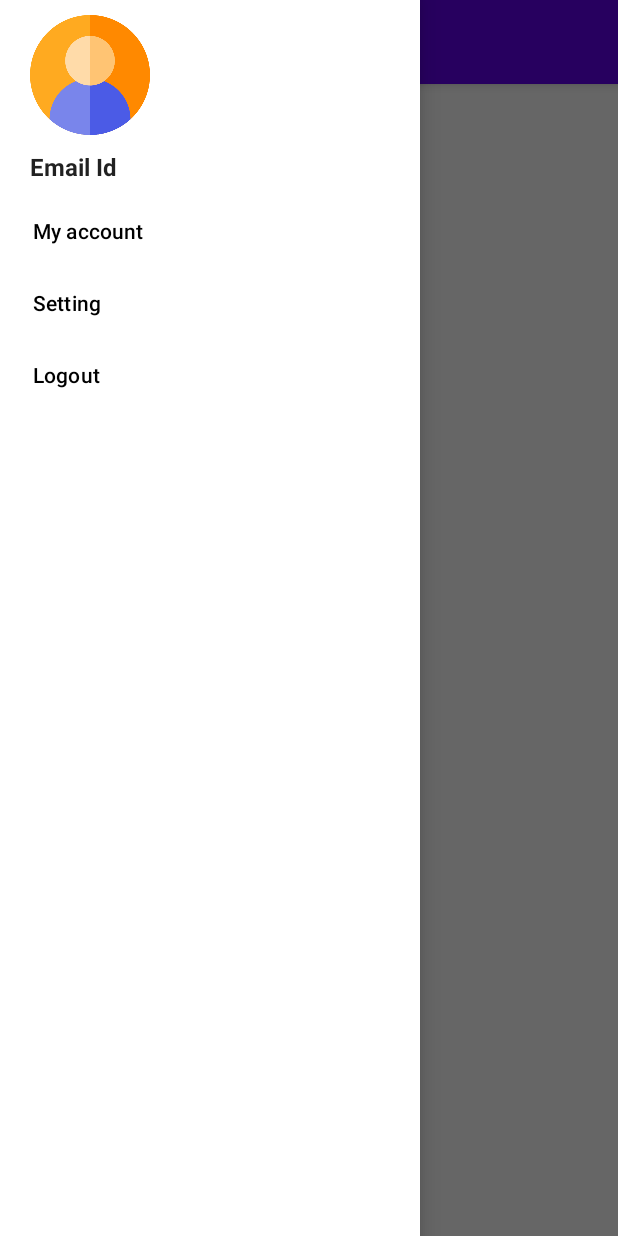
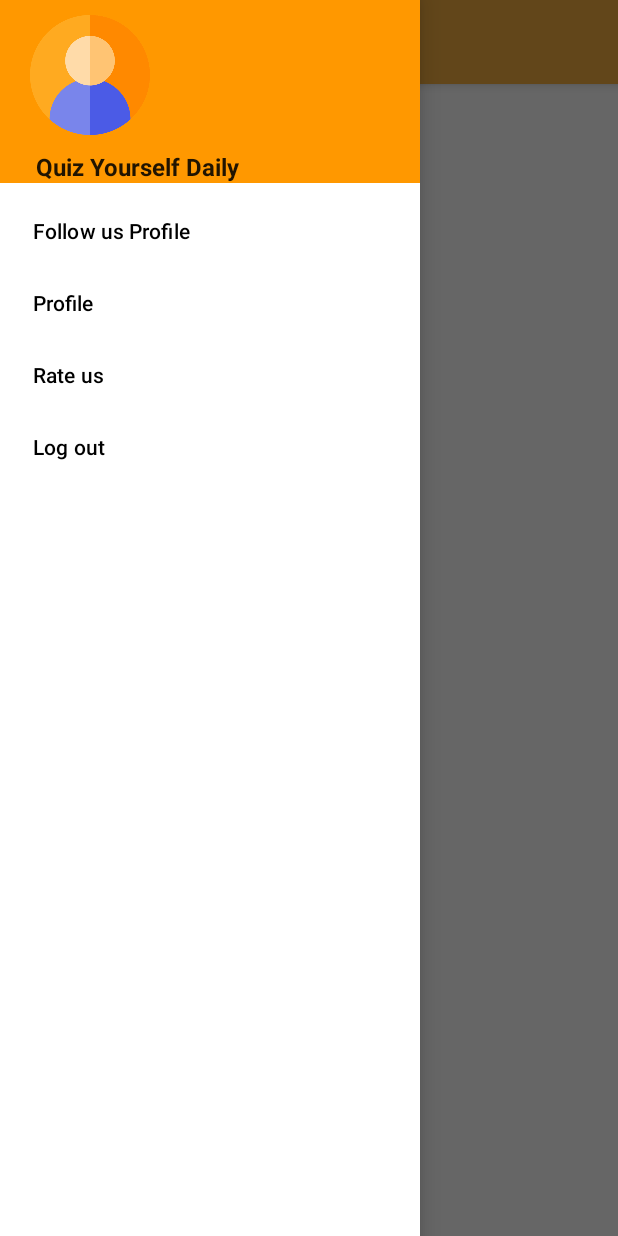
Before and after one commit to KumawatAshokk/appp, an Android app: the screen it shows after launch once a user with an empty profile is signed in (homeScreen), with the side drawer open, on a phone screen of 412 x 824 dp. Run offline under Robolectric (Android 15) with nearby library versions, the phone set to English and light mode, and no system bars; our stand-ins replace Firebase (no records; nobody signed in at launch, a user with empty details on screens opened directly).

Commit message:
commit init

```diff
--- a/app/build.gradle
+++ b/app/build.gradle
@@ -60,6 +60,7 @@ dependencies {
     // Declare the dependency for the Firebase Authentication library
     // When using the BoM, you don't specify versions in Firebase library dependencies
     implementation 'com.google.firebase:firebase-auth-ktx'
-    implementation 'com.google.android.material:material:1.4.0'
+    implementation 'com.google.android.material:material:1.2.0'
     implementation 'androidx.multidex:multidex:2.0.1'
+    implementation 'com.google.code.gson:gson:2.8.9'
 }
--- a/app/src/main/AndroidManifest.xml
+++ b/app/src/main/AndroidManifest.xml
@@ -12,12 +12,15 @@
         android:supportsRtl="true"
         android:theme="@style/Theme.Quiz">
         <activity
+            android:name=".profile"
+            android:exported="false" />
+        <activity
             android:name=".activites.resultActivity"
             android:exported="false" />
         <activity
             android:name=".activites.question_option"
             android:exported="false"
-            android:theme="@style/Theme.Quiz1"></activity>
+            android:theme="@style/Theme.Quiz1" />
         <activity
             android:name=".activites.homeScreen"
             android:exported="false" />
--- a/app/src/main/java/com/example/quiz/activites/HomeScreen.kt
+++ b/app/src/main/java/com/example/quiz/activites/HomeScreen.kt
@@ -1,5 +1,6 @@
 package com.example.quiz.activites
 
+import android.content.Intent
 import androidx.appcompat.app.AppCompatActivity
 import android.os.Bundle
 import android.util.Log
@@ -13,9 +14,13 @@ import androidx.recyclerview.widget.RecyclerView
 import com.example.quiz.R
 import com.example.quiz.activites.adapter.quizAdapter
 import com.example.quiz.activites.model.quiz
+import com.example.quiz.profile
 import com.google.android.material.appbar.MaterialToolbar
+import com.google.android.material.navigation.NavigationView
+import com.google.firebase.auth.FirebaseAuth
 import com.google.firebase.firestore.CollectionReference
 import com.google.firebase.firestore.FirebaseFirestore
+import java.lang.StringBuilder
 
 
 class homeScreen : AppCompatActivity() {
@@ -23,6 +28,7 @@ class homeScreen : AppCompatActivity() {
     lateinit var drawerLayout:DrawerLayout
     lateinit var adpter:quizAdapter
     lateinit var recylerview:RecyclerView
+    lateinit var navigationView: NavigationView
     private var quizList= mutableListOf<quiz>()
     lateinit var  firestore: FirebaseFirestore
     override fun onCreate(savedInstanceState: Bundle?) {
@@ -31,6 +37,7 @@ class homeScreen : AppCompatActivity() {
         var appbar:MaterialToolbar =findViewById(R.id.AppBar)
         recylerview=findViewById(R.id.home_recylerView)
         drawerLayout =findViewById(R.id.drawer)
+        navigationView=findViewById(R.id.navbarview)
 
         setUpdrawer(appbar)
 
@@ -67,12 +74,22 @@ class homeScreen : AppCompatActivity() {
 
 
      fun setUpdrawer(appbar:MaterialToolbar) {
+         var user = FirebaseAuth.getInstance().currentUser
+
+        var email: String? = user?.email
+
         setSupportActionBar(appbar)
          actionBarDrawerToggle=ActionBarDrawerToggle(this,drawerLayout,appbar,
              R.string.app_name,
              R.string.app_name
          )
          actionBarDrawerToggle.syncState()
+         navigationView.setNavigationItemSelectedListener {
+             val intent=Intent(this,profile::class.java)
+             startActivity(intent)
+             drawerLayout.closeDrawers()
+             true
+         }
 
 
     }
--- a/app/src/main/java/com/example/quiz/activites/adapter/optionAdapter.kt
+++ b/app/src/main/java/com/example/quiz/activites/adapter/optionAdapter.kt
@@ -36,6 +36,7 @@ class optionAdapter(val context:Context, val question: Question):
 
             holder.itemView.setBackgroundResource(R.drawable.option_select_border)
 
+
         }
         else{
 
--- a/app/src/main/res/layout/activity_home_screen.xml
+++ b/app/src/main/res/layout/activity_home_screen.xml
@@ -9,9 +9,10 @@
 
 
 
-    <androidx.constraintlayout.widget.ConstraintLayout
+    <LinearLayout
         android:layout_width="match_parent"
-        android:layout_height="match_parent">
+        android:layout_height="match_parent"
+        android:orientation="vertical">
 
 
         <com.google.android.material.appbar.AppBarLayout
@@ -38,10 +39,12 @@
             android:layout_height="788dp"
             app:layout_constraintEnd_toEndOf="parent"
             app:layout_constraintStart_toStartOf="parent"
-            app:layout_constraintTop_toBottomOf="@+id/appBarlayout" />
+            app:layout_constraintTop_toBottomOf="@+id/appBarlayout"
+            android:padding="20dp"
+            />
 
 
-    </androidx.constraintlayout.widget.ConstraintLayout>
+    </LinearLayout>
 
 
     <com.google.android.material.navigation.NavigationView
--- a/app/src/main/res/layout/activity_main.xml
+++ b/app/src/main/res/layout/activity_main.xml
@@ -5,6 +5,7 @@
     android:layout_width="match_parent"
     android:layout_height="match_parent"
     tools:context=".activites.MainActivity"
+
 
     >
 
--- a/app/src/main/res/layout/activity_question_option.xml
+++ b/app/src/main/res/layout/activity_question_option.xml
@@ -12,7 +12,7 @@
         android:id="@+id/description"
         android:layout_width="0dp"
         android:layout_height="wrap_content"
-        android:text="TextView"
+        android:text=""
         android:textColor="#03A9F4"
         android:textSize="20sp"
         app:layout_constraintBottom_toTopOf="@+id/recyclerViewOption"
--- a/app/src/main/res/layout/drawable_header.xml
+++ b/app/src/main/res/layout/drawable_header.xml
@@ -7,7 +7,13 @@
     android:orientation="vertical"
 
     >
+    <LinearLayout
+        android:layout_width="match_parent"
+        android:layout_height="wrap_content"
+        android:orientation="vertical"
+        android:background="#FF9800"
 
+        >
         <ImageView
             android:id="@+id/imageView3"
             android:layout_width="80dp"
@@ -21,10 +27,15 @@
             style="@style/TextAppearance.AppCompat.Subhead"
             android:layout_width="match_parent"
             android:layout_height="wrap_content"
-        android:text="Email Id"
+            android:text=" Quiz Yourself Daily "
             android:layout_marginTop="10dp"
             android:layout_marginLeft="20dp"
             android:textStyle="bold"
+            android:id="@+id/userEmail"
             />
 
+
+    </LinearLayout>
+
+
 </androidx.appcompat.widget.LinearLayoutCompat>
--- a/app/src/main/res/menu/menuvlaues.xml
+++ b/app/src/main/res/menu/menuvlaues.xml
@@ -2,7 +2,8 @@
 <menu xmlns:app="http://schemas.android.com/apk/res-auto"
     xmlns:android="http://schemas.android.com/apk/res/android">
 
-    <item android:title="My account" />
-    <item android:title="Setting" />
-    <item android:title="Logout" />
+    <item android:title="Follow us Profile " />
+    <item android:title="Profile" />
+    <item android:title="Rate us" />
+    <item android:title="Log out" />
 </menu>
--- a/app/src/main/res/values/themes.xml
+++ b/app/src/main/res/values/themes.xml
@@ -2,8 +2,8 @@
     <!-- Base application theme. -->
     <style name="Theme.Quiz" parent="Theme.MaterialComponents.DayNight.NoActionBar">
         <!-- Primary brand color. -->
-        <item name="colorPrimary">@color/purple_500</item>
-        <item name="colorPrimaryVariant">@color/purple_700</item>
+        <item name="colorPrimary">#F5B041</item>
+        <item name="colorPrimaryVariant">#F5B041</item>
         <item name="colorOnPrimary">@color/white</item>
         <!-- Secondary brand color. -->
         <item name="colorSecondary">@color/teal_200</item>
@@ -15,8 +15,8 @@
     </style>
     <style name="Theme.Quiz1" parent="Theme.MaterialComponents.DayNight.DarkActionBar">
         <!-- Primary brand color. -->
-        <item name="colorPrimary">@color/purple_500</item>
-        <item name="colorPrimaryVariant">@color/purple_700</item>
+        <item name="colorPrimary">#F5B041</item>
+        <item name="colorPrimaryVariant">#F5B041</item>
         <item name="colorOnPrimary">@color/white</item>
         <!-- Secondary brand color. -->
         <item name="colorSecondary">@color/teal_200</item>
--- a/build.gradle
+++ b/build.gradle
@@ -6,7 +6,7 @@ buildscript {
         jcenter()
     }
     dependencies {
-        classpath "com.android.tools.build:gradle:4.1.1"
+        classpath 'com.android.tools.build:gradle:7.0.4'
         classpath "org.jetbrains.kotlin:kotlin-gradle-plugin:1.5.20"
         classpath 'com.google.gms:google-services:4.3.10'
 
```
Also changed, not shown: app/src/main/java/com/example/quiz/activites/ResultActivity.kt (+66 -0 lines), app/src/main/java/com/example/quiz/activites/question_option.kt (+15 -15 lines), app/src/main/java/com/example/quiz/profile.kt (added, +27 -0 lines), app/src/main/res/layout/activity_profile.xml (added, +47 -0 lines), app/src/main/res/layout/activity_result.xml (+52 -0 lines), app/src/main/res/layout/list_item.xml (+13 -10 lines), app/src/main/res/drawable/trophy.png (added), gradle/wrapper/gradle-wrapper.properties. Lines whose indentation alone changed are shown as unchanged.
